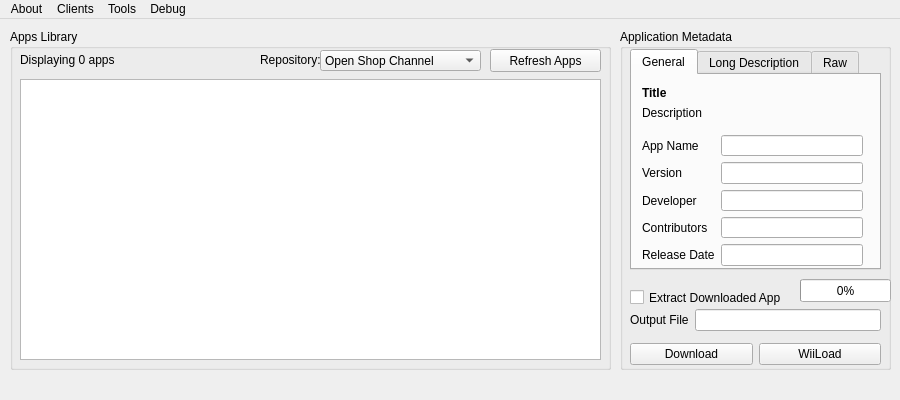
The window that gui/united.ui (dhtdht020/osc-dl) describes before a commit, drawn with Qt 5.
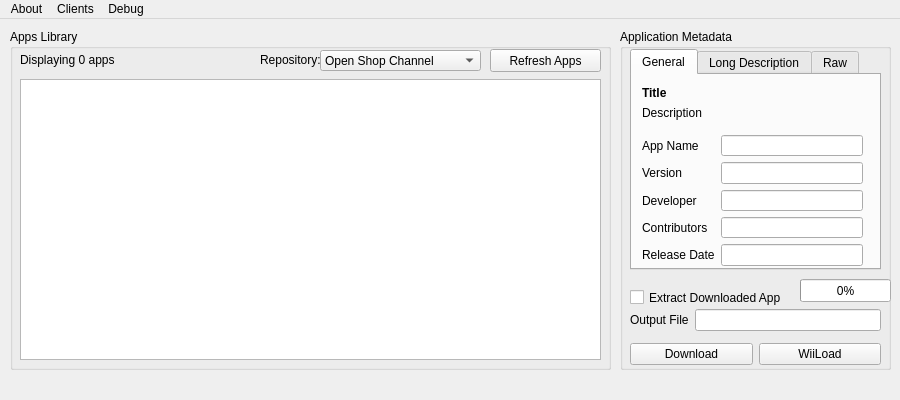
The same window after the commit.

Commit message: Removed tools menu

The edit to the form file:
```diff
--- a/gui/united.ui
+++ b/gui/united.ui
@@ -545,15 +545,8 @@
     <addaction name="separator"/>
     <addaction name="actionNot_yet_implemented"/>
    </widget>
-   <widget class="QMenu" name="menuTools">
-    <property name="title">
-     <string>Tools</string>
-    </property>
-    <addaction name="actionDownload_from_List"/>
-   </widget>
    <addaction name="menuAbout"/>
    <addaction name="menuClients"/>
-   <addaction name="menuTools"/>
    <addaction name="menuDebug"/>
   </widget>
   <widget class="QStatusBar" name="statusBar">
```
The commit also changes 1 other file.
